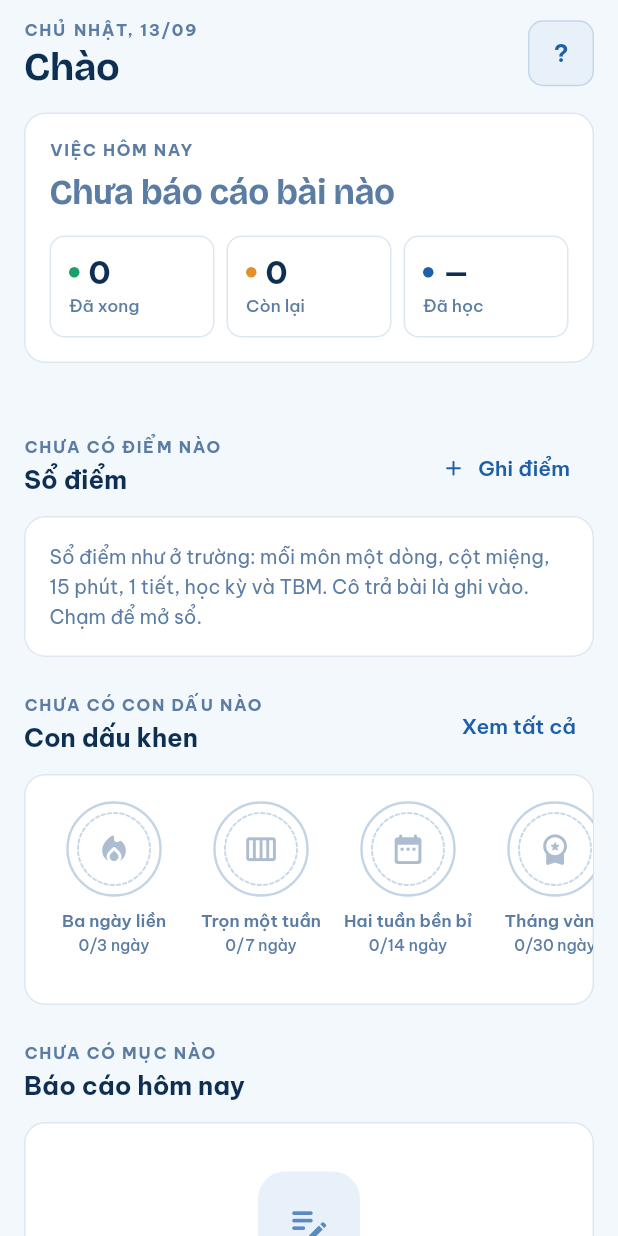
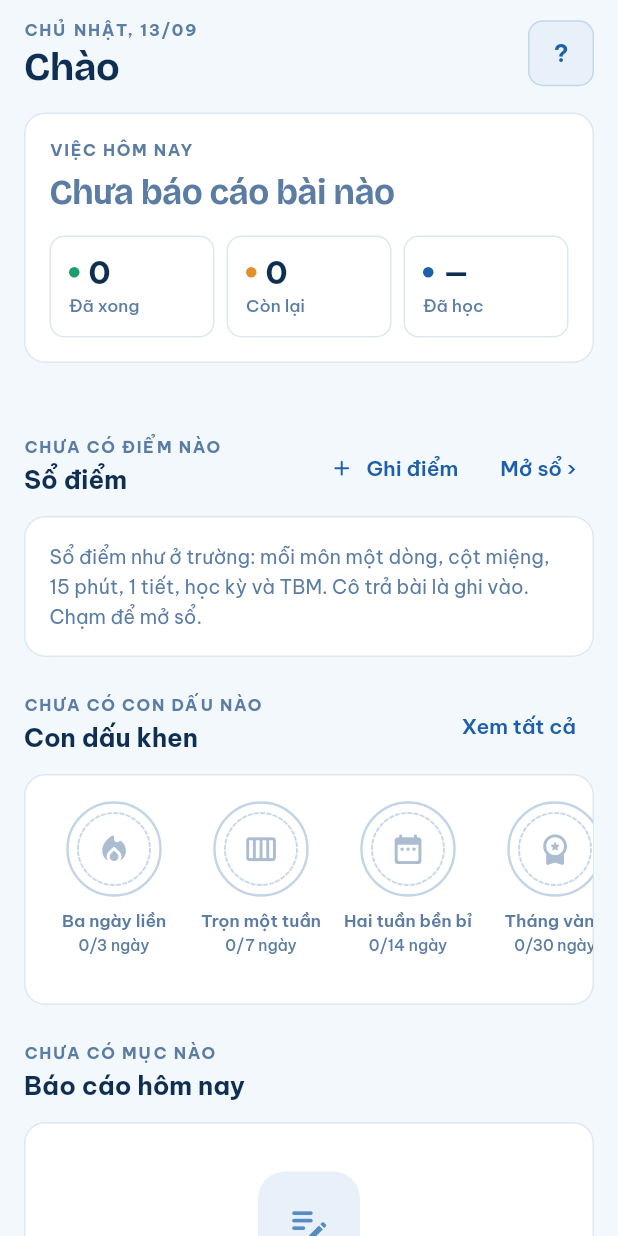
Before and after one commit to namnt877431/app-theodoi-tiendohoctap, a Flutter app: the TrangChuHsScreen screen opened directly, on a phone screen of 412 x 824 dp. Run offline on Flutter 3.47's test engine with Material 3 defaults, Android fonts, the phone set to English and light mode, and no system bars; our stand-ins replace cross_file, firebase_core, firebase_messaging, flutter_image_compress, google_fonts, image_picker and 2 more; missing offline and left inert: gal; accounts and stored records are empty.

Commit message:
Khung sổ điểm: thêm nút Mở sổ cạnh Ghi điểm; phiên bản 0.4.4+10

```diff
--- a/lib/features/shared/so_diem.dart
+++ b/lib/features/shared/so_diem.dart
@@ -28,11 +28,25 @@ class KhungSoDiem extends StatelessWidget {
         TieuDeMuc(
           'Sổ điểm',
           eyebrow: ds.isEmpty ? 'Chưa có điểm nào' : '${ds.length} điểm đã ghi',
-          hanhDong: TextButton.icon(
-            onPressed: () => moGhiDiem(context),
-            icon: const Icon(Icons.add_rounded, size: 17),
-            label: const Text('Ghi điểm'),
-            style: TextButton.styleFrom(visualDensity: VisualDensity.compact),
+          // Hai việc hay làm nhất đặt ngay đầu khung: ghi một điểm, và mở cả
+          // tờ sổ — không bắt người dùng đoán rằng chạm vào khung là mở.
+          hanhDong: Row(
+            mainAxisSize: MainAxisSize.min,
+            children: [
+              TextButton.icon(
+                onPressed: () => moGhiDiem(context),
+                icon: const Icon(Icons.add_rounded, size: 17),
+                label: const Text('Ghi điểm'),
+                style: TextButton.styleFrom(visualDensity: VisualDensity.compact),
+              ),
+              TextButton(
+                onPressed: () => Navigator.of(context).push(
+                  MaterialPageRoute(builder: (_) => const SoDiemScreen()),
+                ),
+                style: TextButton.styleFrom(visualDensity: VisualDensity.compact),
+                child: const Text('Mở sổ ›'),
+              ),
+            ],
           ),
         ),
         const SizedBox(height: Gap.md),
--- a/pubspec.yaml
+++ b/pubspec.yaml
@@ -1,7 +1,7 @@
 name: theodoi_hoctap
 description: "Theo doi tien do hoc tap - So lien lac so"
 publish_to: 'none'
-version: 0.4.3+9
+version: 0.4.4+10
 
 environment:
   sdk: ^3.9.0
```
